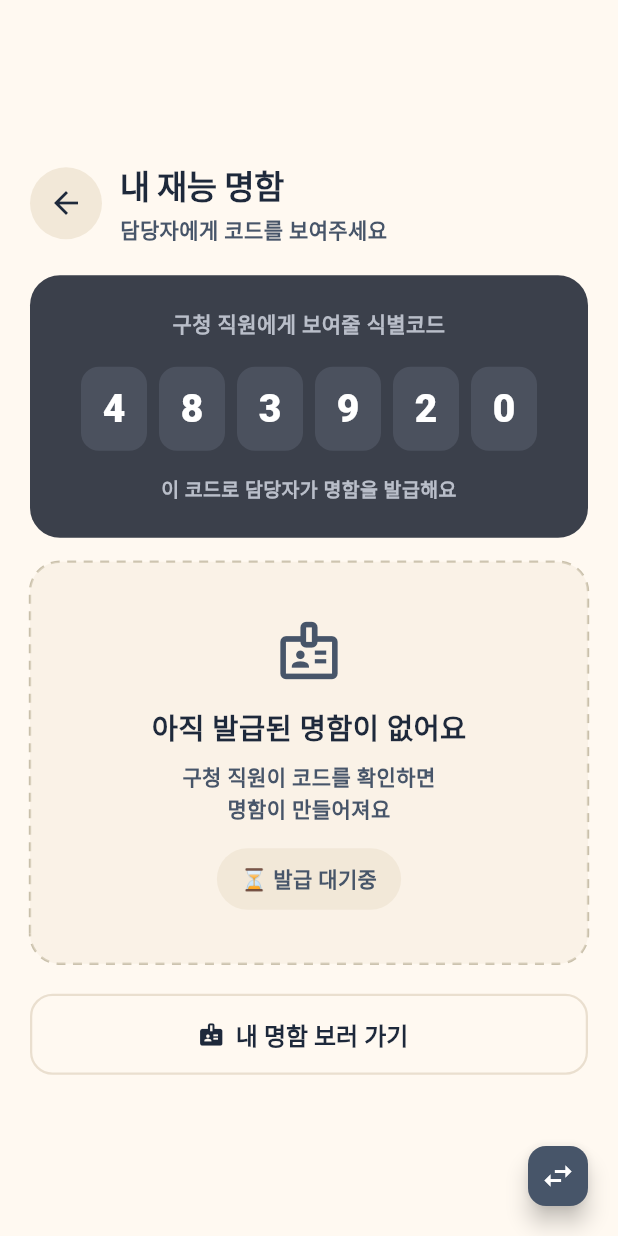
After one commit to Nono-Link/frontend, a Flutter app: the MyTalentCardScreen screen opened directly, on a phone screen of 412 x 824 dp. The commit adds this screen. Run offline on Flutter 3.47's test engine with Material 3 defaults, Android fonts, the phone set to English and light mode, and no system bars; Roboto replaces fonts that are missing (Apple SD Gothic Neo).

Commit message:
식별코드 인증 화면 구현

```diff
--- /dev/null
+++ b/lib/common/mock_backend_store.dart
@@ -0,0 +1,33 @@
+// 실제 백엔드가 없는 상태에서 전체 화면 흐름(어르신 발급 대기 ↔ 직원 명함 발급)을
+// 시연하기 위한 인메모리 mock 저장소. 실제 API가 붙으면 이 클래스 전체를
+// HTTP 호출(GET/POST /cards/status 등)로 교체하면 된다.
+
+class TalentCardData {
+  const TalentCardData({required this.code, required this.name, required this.nickname, required this.intro, required this.tags});
+  final String code, name, nickname, intro;
+  final List<String> tags;
+}
+
+class MockBackendStore {
+  // 어르신 화면(대기 등록)과 직원 화면(코드 매칭)은 실제로는 서로 다른 기기에서
+  // 열리므로, 같은 브라우저 세션을 거치지 않고도 직원 화면을 단독 테스트할 수 있게
+  // 데모 코드를 미리 대기 상태로 시드해둔다.
+  MockBackendStore._() {
+    registerPending('483920');
+  }
+  static final instance = MockBackendStore._();
+
+  final Set<String> _pendingCodes = {};
+  final Map<String, TalentCardData> _issuedCards = {};
+
+  void registerPending(String code) => _pendingCodes.add(code);
+
+  bool matchesPending(String code) => _pendingCodes.contains(code);
+
+  void issue(String code, TalentCardData data) {
+    _pendingCodes.remove(code);
+    _issuedCards[code] = data;
+  }
+
+  TalentCardData? issuedCardFor(String code) => _issuedCards[code];
+}
--- /dev/null
+++ b/lib/senior/my_talent_card_page.dart
@@ -0,0 +1,297 @@
+import 'dart:async';
+import 'package:flutter/material.dart';
+import '../common/nono_theme.dart';
+import '../common/widgets/nono_widgets.dart';
+import '../common/mock_backend_store.dart';
+import 'senior_match_page.dart';
+import 'senior_chat_page.dart';
+
+enum IssuanceStatus { pending, issued }
+
+const _demoCode = '483920';
+const _previewDemoCard = TalentCardData(code: _demoCode, name: '김영자', nickname: '나눔이', intro: '작은 화분을 오래 건강하게 키우는 법을 알려드려요.', tags: ['원예', '평일 오후', '주민센터']);
+
+/// 발급 상태 조회를 UI에서 분리한 저장소. 실제 연동 시 GET /cards/status?code=... 호출로 교체.
+class TalentCardRepository {
+  const TalentCardRepository();
+  Future<TalentCardData?> fetchIssuedCard(String code) async {
+    await Future.delayed(const Duration(milliseconds: 500));
+    return MockBackendStore.instance.issuedCardFor(code);
+  }
+}
+
+class _TalentColors {
+  static const dark = Color(0xFF3B404B);
+  static const digitBox = Color(0xFF4B515E);
+  static const mutedOnDark = Color(0xFFB9BEC9);
+  static const dashedBorder = Color(0xFFC9C0AB);
+  static const success = Color(0xFF4E7C4E);
+  static const brown = Color(0xFF9A6B3B);
+  static const salmon = Color(0xFFF5D5C8);
+  static const salmonText = Color(0xFFC05B3B);
+}
+
+class MyTalentCardScreen extends StatefulWidget {
+  const MyTalentCardScreen({super.key, this.code = _demoCode, this.repository});
+  final String code;
+  final TalentCardRepository? repository;
+  @override
+  State<MyTalentCardScreen> createState() => _MyTalentCardScreenState();
+}
+
+class _MyTalentCardScreenState extends State<MyTalentCardScreen> {
+  late final TalentCardRepository _repo = widget.repository ?? const TalentCardRepository();
+  IssuanceStatus status = IssuanceStatus.pending;
+  TalentCardData? issuedCard;
+  Timer? _poll;
+
+  @override
+  void initState() {
+    super.initState();
+    MockBackendStore.instance.registerPending(widget.code);
+    _startPolling();
+  }
+
+  void _startPolling() {
+    _poll?.cancel();
+    _poll = Timer.periodic(const Duration(seconds: 5), (_) => _checkStatus());
+  }
+
+  Future<void> _checkStatus({bool manual = false}) async {
+    final card = await _repo.fetchIssuedCard(widget.code);
+    if (!mounted) return;
+    if (card != null) {
+      _poll?.cancel();
+      setState(() {
+        status = IssuanceStatus.issued;
+        issuedCard = card;
+      });
+    } else if (manual) {
+      nonoToast(context, '아직 발급 대기중이에요');
+    }
+  }
+
+  // 프리뷰용 임시 토글: 로컬 상태만 바꿀 뿐 MockBackendStore는 건드리지 않아
+  // 실제 발급 흐름(직원 화면 → 폴링 감지)과 충돌 없이 UI만 빠르게 확인할 수 있다.
+  void _togglePreview() {
+    setState(() {
+      if (status == IssuanceStatus.pending) {
+        status = IssuanceStatus.issued;
+        issuedCard ??= _previewDemoCard;
+      } else {
+        status = IssuanceStatus.pending;
+      }
+    });
+    status == IssuanceStatus.issued ? _poll?.cancel() : _startPolling();
+  }
+
+  @override
+  void dispose() {
+    _poll?.cancel();
+    super.dispose();
+  }
+
+  @override
+  Widget build(BuildContext context) {
+    final issued = status == IssuanceStatus.issued && issuedCard != null;
+    return Scaffold(
+      backgroundColor: NonoTheme.cream,
+      floatingActionButton: FloatingActionButton.small(
+        heroTag: 'talent-card-preview-toggle',
+        backgroundColor: NonoTheme.charcoalSoft,
+        onPressed: _togglePreview,
+        tooltip: '미리보기 상태 전환 (임시)',
+        child: const Icon(Icons.swap_horiz, color: Colors.white),
+      ),
+      body: SafeArea(
+        child: Center(
+          child: SingleChildScrollView(
+            padding: const EdgeInsets.symmetric(horizontal: 20, vertical: 34),
+            child: ConstrainedBox(
+              constraints: const BoxConstraints(maxWidth: 560),
+              child: Column(crossAxisAlignment: CrossAxisAlignment.stretch, children: [
+                _Header(issued: issued),
+                const SizedBox(height: 20),
+                AnimatedSwitcher(
+                  duration: const Duration(milliseconds: 250),
+                  transitionBuilder: (child, anim) => FadeTransition(
+                    opacity: anim,
+                    child: SlideTransition(position: Tween<Offset>(begin: const Offset(0, .04), end: Offset.zero).animate(anim), child: child),
+                  ),
+                  child: issued
+                      ? _IssuedContent(key: const ValueKey('issued'), data: issuedCard!)
+                      : _PendingContent(key: const ValueKey('pending'), code: widget.code),
+                ),
+                const SizedBox(height: 20),
+                AnimatedSwitcher(
+                  duration: const Duration(milliseconds: 250),
+                  child: issued
+                      ? const _IssuedActions(key: ValueKey('issued-actions'))
+                      : _PendingAction(key: const ValueKey('pending-action'), onTap: () => _checkStatus(manual: true)),
+                ),
+              ]),
+            ),
+          ),
+        ),
+      ),
+    );
+  }
+}
+
+class _Header extends StatelessWidget {
+  const _Header({required this.issued});
+  final bool issued;
+  @override
+  Widget build(BuildContext context) => Row(children: [
+    IconButton.filledTonal(
+      onPressed: () => Navigator.maybePop(context),
+      icon: const Icon(Icons.arrow_back),
+      style: IconButton.styleFrom(backgroundColor: NonoTheme.lineSoft, foregroundColor: NonoTheme.charcoal, minimumSize: const Size(48, 48)),
+    ),
+    const SizedBox(width: 12),
+    Expanded(child: Column(crossAxisAlignment: CrossAxisAlignment.start, children: [
+      const Text('내 재능 명함', style: NonoTheme.h2),
+      const SizedBox(height: 2),
+      Text(
+        issued ? '명함이 발급되었어요 🎉' : '담당자에게 코드를 보여주세요',
+        style: issued ? const TextStyle(color: _TalentColors.success, fontWeight: FontWeight.w800, fontSize: 14) : NonoTheme.muted,
+      ),
+    ])),
+  ]);
+}
+
+class _PendingContent extends StatelessWidget {
+  const _PendingContent({super.key, required this.code});
+  final String code;
+  @override
+  Widget build(BuildContext context) {
+    final digits = code.split('');
+    return Column(crossAxisAlignment: CrossAxisAlignment.stretch, children: [
+      Container(
+        padding: const EdgeInsets.all(22),
+        decoration: BoxDecoration(color: _TalentColors.dark, borderRadius: BorderRadius.circular(20)),
+        child: Column(children: [
+          const Text('구청 직원에게 보여줄 식별코드', textAlign: TextAlign.center, style: TextStyle(color: _TalentColors.mutedOnDark, fontWeight: FontWeight.w700, fontSize: 14)),
+          const SizedBox(height: 18),
+          Wrap(alignment: WrapAlignment.center, spacing: 8, runSpacing: 8, children: [
+            for (final d in digits)
+              Container(
+                width: 44, height: 56, alignment: Alignment.center,
+                decoration: BoxDecoration(color: _TalentColors.digitBox, borderRadius: BorderRadius.circular(12)),
+                child: Text(d, style: const TextStyle(color: Colors.white, fontSize: 26, fontWeight: FontWeight.w900)),
+              ),
+          ]),
+          const SizedBox(height: 16),
+          const Text('이 코드로 담당자가 명함을 발급해요', textAlign: TextAlign.center, style: TextStyle(color: _TalentColors.mutedOnDark, fontWeight: FontWeight.w600, fontSize: 13)),
+        ]),
+      ),
+      const SizedBox(height: 16),
+      CustomPaint(
+        painter: const _DashedRRectPainter(radius: 20, color: _TalentColors.dashedBorder),
+        child: Container(
+          width: double.infinity,
+          padding: const EdgeInsets.symmetric(vertical: 36, horizontal: 20),
+          decoration: BoxDecoration(color: NonoTheme.lineSoft.withValues(alpha: .4), borderRadius: BorderRadius.circular(20)),
+          child: Column(children: [
+            const Icon(Icons.badge_outlined, size: 46, color: NonoTheme.charcoalSoft),
+            const SizedBox(height: 14),
+            const Text('아직 발급된 명함이 없어요', style: TextStyle(fontSize: 19, fontWeight: FontWeight.w900, color: NonoTheme.charcoal)),
+            const SizedBox(height: 8),
+            const Text('구청 직원이 코드를 확인하면\n명함이 만들어져요', textAlign: TextAlign.center, style: NonoTheme.muted),
+            const SizedBox(height: 16),
+            Container(
+              padding: const EdgeInsets.symmetric(horizontal: 16, vertical: 10),
+              decoration: BoxDecoration(color: NonoTheme.lineSoft, borderRadius: BorderRadius.circular(99)),
+              child: const Text('⏳ 발급 대기중', style: TextStyle(fontWeight: FontWeight.w800, color: NonoTheme.charcoalSoft)),
+            ),
+          ]),
+        ),
+      ),
+    ]);
+  }
+}
+
+class _IssuedContent extends StatelessWidget {
+  const _IssuedContent({super.key, required this.data});
+  final TalentCardData data;
+  @override
+  Widget build(BuildContext context) => Column(crossAxisAlignment: CrossAxisAlignment.stretch, children: [
+    Container(
+      padding: const EdgeInsets.symmetric(horizontal: 18, vertical: 14),
+      decoration: BoxDecoration(color: NonoTheme.lineSoft, borderRadius: BorderRadius.circular(99)),
+      child: Row(mainAxisAlignment: MainAxisAlignment.spaceBetween, children: [
+        Text('식별코드 ${data.code}', style: NonoTheme.muted),
+        const Text('사용 완료 ✓', style: TextStyle(color: _TalentColors.success, fontWeight: FontWeight.w800)),
+      ]),
+    ),
+    const SizedBox(height: 16),
+    NonoCard(child: Row(crossAxisAlignment: CrossAxisAlignment.start, children: [
+      Container(
+        width: 56, height: 56, alignment: Alignment.center,
+        decoration: BoxDecoration(color: NonoTheme.green.withValues(alpha: .12), borderRadius: BorderRadius.circular(16)),
+        child: const Text('🌿', style: TextStyle(fontSize: 26)),
+      ),
+      const SizedBox(width: 14),
+      Expanded(child: Column(crossAxisAlignment: CrossAxisAlignment.start, children: [
+        Text('${data.name} 님', style: NonoTheme.h2),
+        const SizedBox(height: 2),
+        Text('별명 · ${data.nickname}', style: const TextStyle(color: _TalentColors.brown, fontWeight: FontWeight.w800, fontSize: 14)),
+        const SizedBox(height: 10),
+        Text(data.intro, style: NonoTheme.body),
+        const SizedBox(height: 12),
+        Wrap(spacing: 8, runSpacing: 8, children: [
+          for (final t in data.tags)
+            Container(
+              padding: const EdgeInsets.symmetric(horizontal: 12, vertical: 7),
+              decoration: BoxDecoration(color: _TalentColors.salmon, borderRadius: BorderRadius.circular(99)),
+              child: Text(t, style: const TextStyle(color: _TalentColors.salmonText, fontWeight: FontWeight.w900, fontSize: 12)),
+            ),
+        ]),
+      ])),
+    ])),
+  ]);
+}
+
+class _PendingAction extends StatelessWidget {
+  const _PendingAction({super.key, required this.onTap});
+  final VoidCallback onTap;
+  @override
+  Widget build(BuildContext context) => NonoButton(text: '내 명함 보러 가기', icon: Icons.badge, secondary: true, onTap: onTap);
+}
+
+class _IssuedActions extends StatelessWidget {
+  const _IssuedActions({super.key});
+  @override
+  Widget build(BuildContext context) => Column(children: [
+    NonoButton(text: '새 매칭 요청 확인', icon: Icons.favorite, onTap: () => Navigator.push(context, MaterialPageRoute(builder: (_) => const SeniorMatchPage()))),
+    const SizedBox(height: 12),
+    NonoButton(text: '채팅함 열기', icon: Icons.chat_bubble, secondary: true, onTap: () => Navigator.push(context, MaterialPageRoute(builder: (_) => const SeniorChatPage()))),
+  ]);
+}
+
+class _DashedRRectPainter extends CustomPainter {
+  const _DashedRRectPainter({required this.radius, required this.color});
+  static const _strokeWidth = 1.6, _dashWidth = 6.0, _gapWidth = 5.0;
+  final double radius;
+  final Color color;
+  @override
+  void paint(Canvas canvas, Size size) {
+    final rrect = RRect.fromRectAndRadius(Offset.zero & size, Radius.circular(radius));
+    final path = Path()..addRRect(rrect);
+    final paint = Paint()
+      ..color = color
+      ..style = PaintingStyle.stroke
+      ..strokeWidth = _strokeWidth;
+    for (final metric in path.computeMetrics()) {
+      var distance = 0.0;
+      while (distance < metric.length) {
+        final next = distance + _dashWidth;
+        canvas.drawPath(metric.extractPath(distance, next.clamp(0, metric.length)), paint);
+        distance = next + _gapWidth;
+      }
+    }
+  }
+
+  @override
+  bool shouldRepaint(covariant _DashedRRectPainter oldDelegate) => oldDelegate.color != color || oldDelegate.radius != radius;
+}
--- a/lib/senior/senior_login_page.dart
+++ b/lib/senior/senior_login_page.dart
@@ -1,7 +1,7 @@
 import 'package:flutter/material.dart';
 import '../common/nono_theme.dart';
 import '../common/widgets/nono_widgets.dart';
-import 'senior_home_page.dart';
+import 'my_talent_card_page.dart';
 
 class SeniorLoginPage extends StatefulWidget {
   const SeniorLoginPage({super.key});
@@ -84,7 +84,7 @@ class _SeniorLoginPageState extends State<SeniorLoginPage> {
                 } else {
                   Navigator.pushReplacement(
                     context,
-                    MaterialPageRoute(builder: (_) => const SeniorHomePage()),
+                    MaterialPageRoute(builder: (_) => const MyTalentCardScreen(code: '483920')),
                   );
                 }
               },
```
Also changed, not shown: lib/senior/senior_home_page.dart (deleted, +0 -15 lines), lib/staff/application_review_page.dart (+38 -6 lines).
